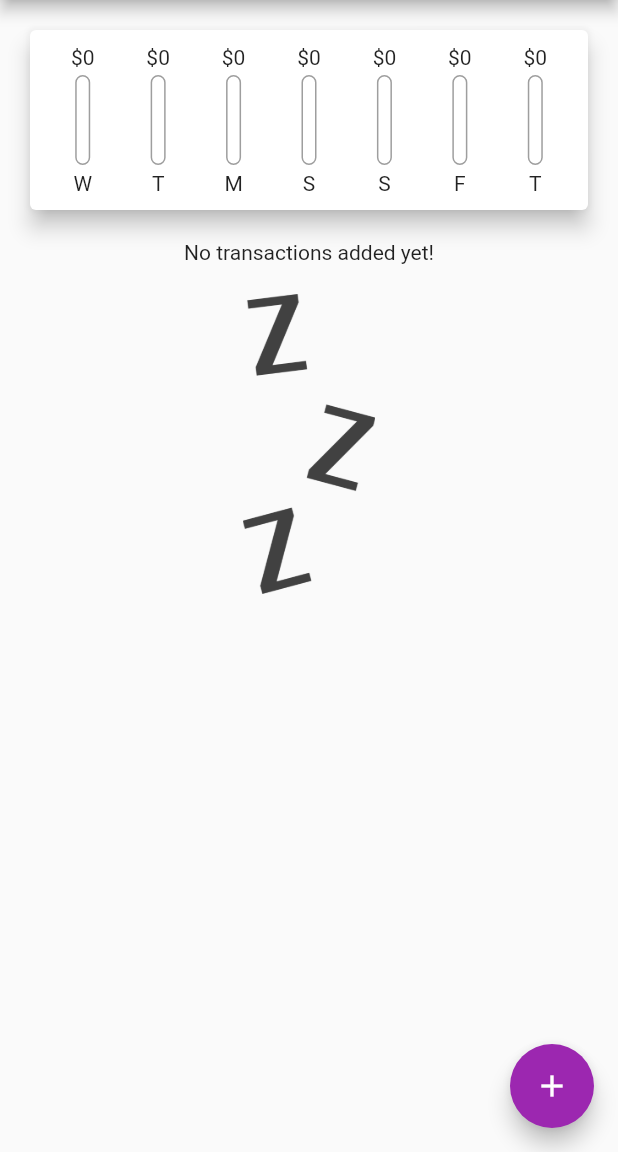
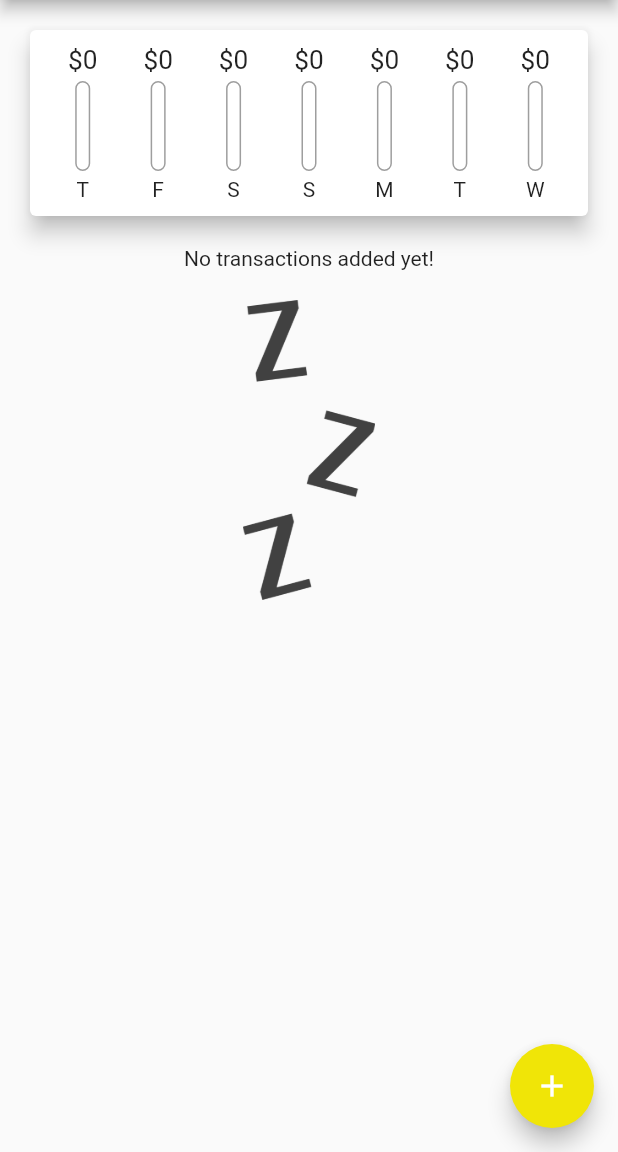
Before and after one commit to MahmoudNafea/expenses-flutter-app, a Flutter app: the screen it shows after launch, on a phone screen of 412 x 824 dp, the part 84-1236 px from its top. Run offline on Flutter 3.47's test engine with Material 2 defaults, Android fonts, the phone set to English and light mode, and no system bars.

Commit message:
chart bar and removing transaction

```diff
--- a/lib/main.dart
+++ b/lib/main.dart
@@ -52,12 +52,12 @@ class _MyHomePageState extends State<MyHomePage> {
     }).toList();
   }
 
-  void _addNewTransaction(String title, double amount) {
+  void _addNewTransaction(String title, double amount, DateTime chosenDate) {
     final newTx = Transaction(
       id: DateTime.now().toString(),
       title: title,
       amount: amount,
-      date: DateTime.now(),
+      date: chosenDate,
     );
     setState(() {
       transactions.add(newTx);
@@ -71,6 +71,12 @@ class _MyHomePageState extends State<MyHomePage> {
         return NewTransaction(_addNewTransaction);
       },
     );
+  }
+
+  void deleteTransaction(String id) {
+    setState(() {
+      transactions.removeWhere((element) => element.id == id);
+    });
   }
 
   ///to do proper popup in web we use show model and return alert dialog
@@ -89,12 +95,13 @@ class _MyHomePageState extends State<MyHomePage> {
         child: Column(
           children: [
             Chart(recentTransactions),
-            TransactionList(transactions),
+            TransactionList(transactions, deleteTransaction),
           ],
         ),
       ),
       floatingActionButton: FloatingActionButton(
         child: Icon(Icons.add),
+        backgroundColor: Color.fromRGBO(240, 229, 7, 15),
         onPressed: () => startNewTransaction(context),
       ),
     );
--- a/lib/widgets/chart-bar.dart
+++ b/lib/widgets/chart-bar.dart
@@ -10,7 +10,10 @@ class ChartBar extends StatelessWidget {
   Widget build(BuildContext context) {
     return Column(
       children: [
-        FittedBox(child: Text('\$${spendingAmount.toStringAsFixed(0)}')),
+        Container(
+            height: 20,
+            child: FittedBox(
+                child: Text('\$${spendingAmount.toStringAsFixed(0)}'))),
         SizedBox(
           height: 4,
         ),
--- a/lib/widgets/chart.dart
+++ b/lib/widgets/chart.dart
@@ -36,7 +36,6 @@ class Chart extends StatelessWidget {
 
   @override
   Widget build(BuildContext context) {
-    print(groupedTransactionValues);
     return Card(
       elevation: 6,
       margin: EdgeInsets.all(20),
@@ -44,7 +43,8 @@ class Chart extends StatelessWidget {
         padding: EdgeInsets.all(10),
         child: Row(
           mainAxisAlignment: MainAxisAlignment.spaceAround,
-          children: groupedTransactionValues.map((data) {
+          children: groupedTransactionValues
+              .map((data) {
                 return Flexible(
                   fit: FlexFit.tight,
                   child: ChartBar(
@@ -54,7 +54,10 @@ class Chart extends StatelessWidget {
                           ? 0.0
                           : (data['amount'] as double) / totalSpending),
                 );
-          }).toList(),
+              })
+              .toList()
+              .reversed
+              .toList(),
         ),
       ),
     );
```
Also changed, not shown: lib/widgets/new-transaction.dart (+40 -2 lines), lib/widgets/transaction-list.dart (+20 -30 lines). Lines whose indentation alone changed are shown as unchanged.
